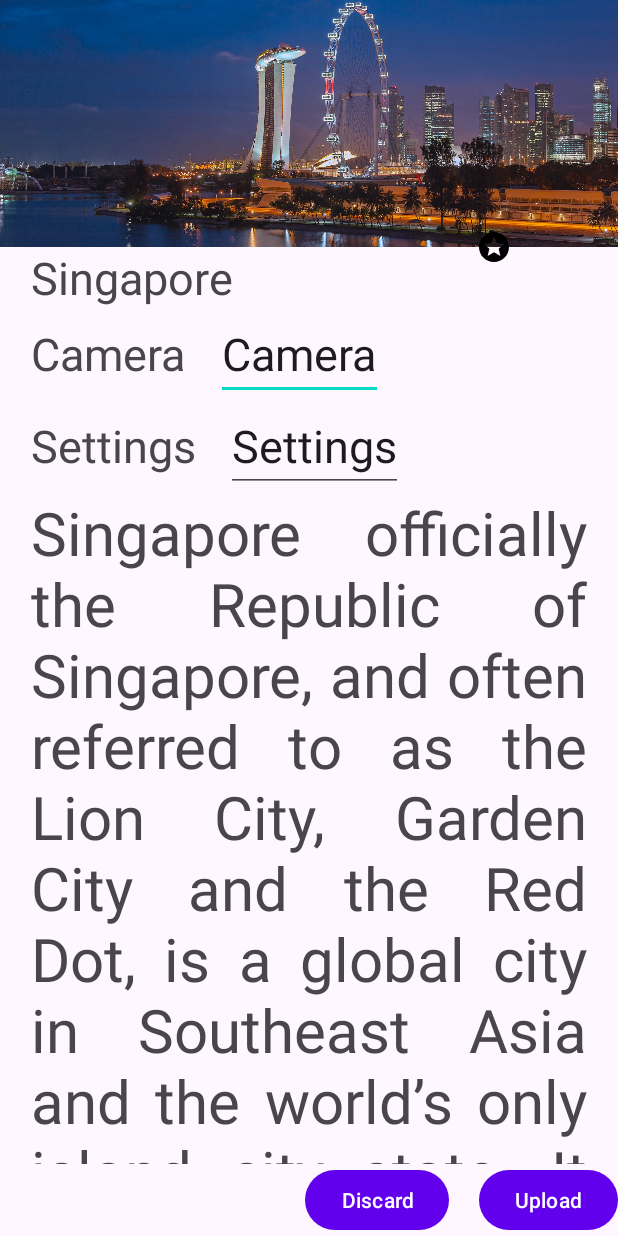
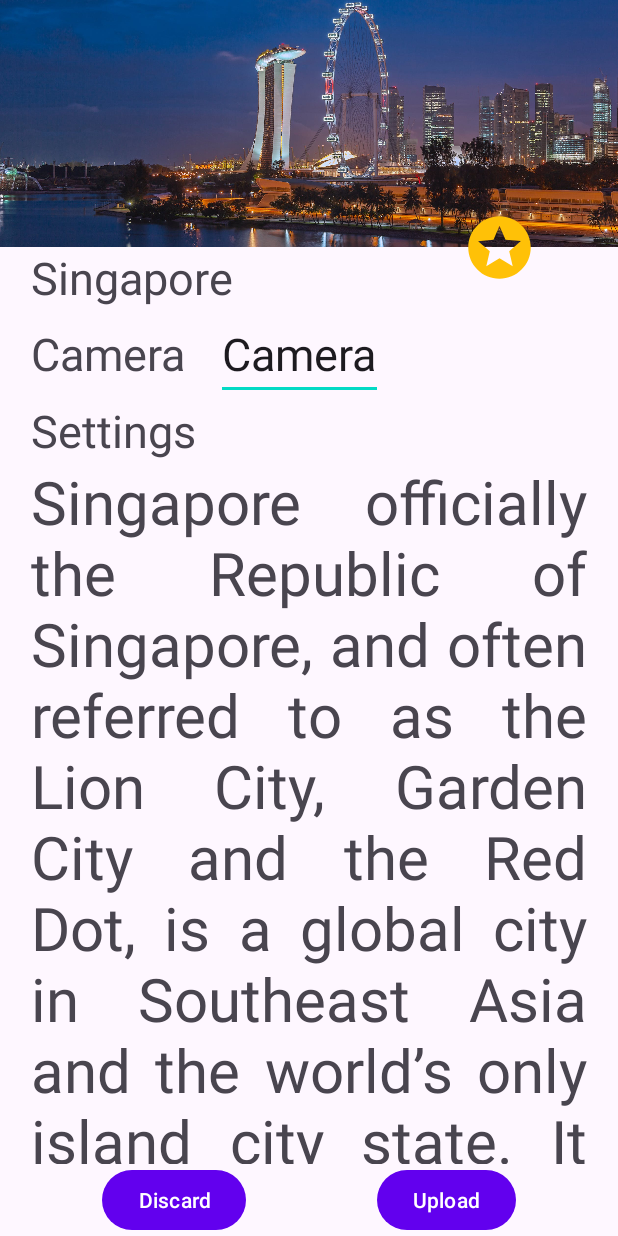
Before and after one commit to amanpreeto7/KotlinJuneBatch, an Android app: the layout constraint_layout.xml on its own in the app's theme, with its tools: preview values and no code run, on a phone screen of 412 x 824 dp. Run offline under Robolectric (Android 15) with nearby library versions, the phone set to English and light mode, and no system bars.

Commit message:
Constraint Attributes
Barrier
Chain style
Dimension Ratio
Bias

```diff
--- a/app/src/main/res/layout/constraint_layout.xml
+++ b/app/src/main/res/layout/constraint_layout.xml
@@ -42,14 +42,18 @@
         app:layout_constraintBottom_toTopOf="@id/h_gl_20"/>
 
     <ImageView
-        android:layout_width="wrap_content"
-        android:layout_height="wrap_content"
+        android:layout_width="0dp"
+        android:layout_height="50dp"
+        app:layout_constraintDimensionRatio="1:1"
         android:id="@+id/ivStar"
+        android:scaleType="fitXY"
+        app:tint="@color/yellow"
         android:src="@drawable/ic_star"
+        app:layout_constraintHorizontal_bias=".85"
         app:layout_constraintTop_toTopOf="@+id/h_gl_20"
         app:layout_constraintBottom_toBottomOf="@+id/h_gl_20"
-        app:layout_constraintStart_toStartOf="@+id/v_gl_80"
-        app:layout_constraintEnd_toEndOf="@+id/v_gl_80"/>
+        app:layout_constraintStart_toStartOf="parent"
+        app:layout_constraintEnd_toEndOf="parent"/>
 
     <TextView
         android:layout_width="wrap_content"
@@ -76,30 +80,45 @@
         android:textSize="30sp"
         app:layout_constraintStart_toEndOf="@+id/tvCamera"
         app:layout_constraintTop_toBottomOf="@id/tvSingapore"/>
+
+   <androidx.constraintlayout.widget.Barrier
+       android:layout_width="wrap_content"
+       android:layout_height="wrap_content"
+       android:id="@+id/brCamera"
+       app:constraint_referenced_ids="etCamera, tvCamera"
+       app:barrierDirection="bottom"/>
     <TextView
         android:layout_width="wrap_content"
         android:layout_height="wrap_content"
         android:id="@+id/tvSettings"
         android:text="@string/settings"
         android:textSize="30sp"
+        app:layout_constraintTop_toBottomOf="@+id/brCamera"
         app:layout_constraintStart_toStartOf="@+id/v_gl_05"
-        app:layout_constraintBaseline_toBaselineOf="@id/etSettings"/>
+        />
     <EditText
         android:layout_width="wrap_content"
         android:layout_height="wrap_content"
         android:id="@+id/etSettings"
+        android:visibility="gone"
         android:text="@string/settings"
         android:layout_marginStart="20dp"
         android:textSize="30sp"
         app:layout_constraintStart_toEndOf="@+id/tvSettings"
-        app:layout_constraintTop_toBottomOf="@id/etCamera"/>
+        app:layout_constraintTop_toBottomOf="@id/brCamera"/>
 
+    <androidx.constraintlayout.widget.Barrier
+        android:layout_width="wrap_content"
+        android:layout_height="wrap_content"
+        app:barrierDirection="bottom"
+        android:id="@+id/brSettings"
+        app:constraint_referenced_ids="etSettings, tvSettings"/>
     <androidx.core.widget.NestedScrollView
         android:layout_width="0dp"
         android:layout_height="0dp"
         app:layout_constraintStart_toStartOf="@+id/v_gl_05"
         app:layout_constraintEnd_toEndOf="@+id/v_gl_95"
-        app:layout_constraintTop_toBottomOf="@+id/etSettings"
+        app:layout_constraintTop_toBottomOf="@+id/brSettings"
         app:layout_constraintBottom_toTopOf="@+id/btnUpload">
         <TextView
             android:layout_width="match_parent"
@@ -116,6 +135,9 @@
         android:layout_height="wrap_content"
         android:text="@string/discard"
         android:layout_marginEnd="20dp"
+        android:id="@+id/btnDiscard"
+        app:layout_constraintHorizontal_chainStyle="spread"
+        app:layout_constraintStart_toStartOf="parent"
         app:layout_constraintBottom_toBottomOf="parent"
         app:layout_constraintEnd_toStartOf="@+id/btnUpload"/>
 
@@ -123,6 +145,7 @@
         android:layout_width="wrap_content"
         android:layout_height="wrap_content"
         android:id="@+id/btnUpload"
+        app:layout_constraintStart_toEndOf="@+id/btnDiscard"
         app:layout_constraintEnd_toEndOf="parent"
         app:layout_constraintBottom_toBottomOf="parent"
         android:text="@string/upload"/>
```
